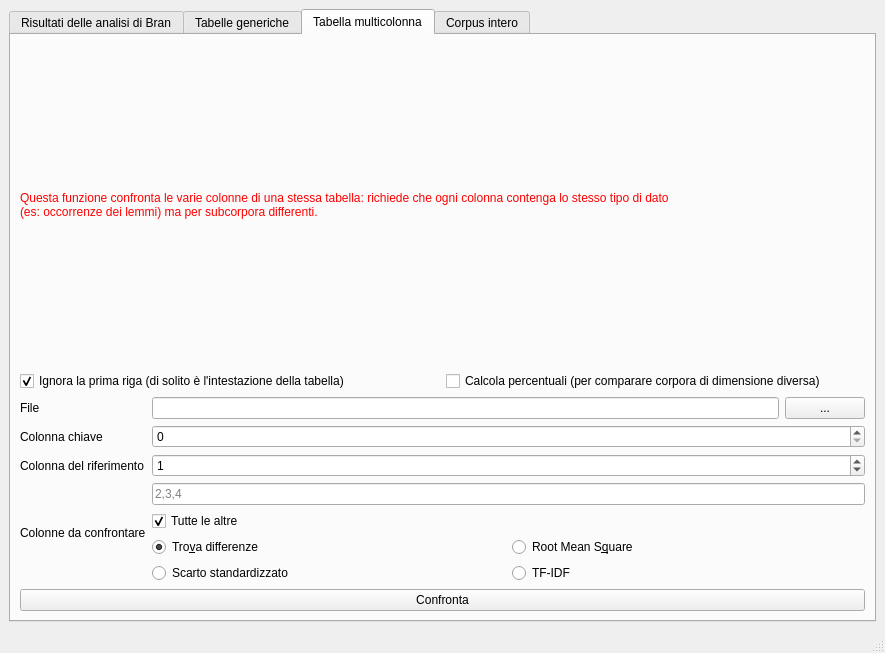
This is forms/confronto.ui in zorbaproject/Bran as Qt 5 draws it before an edit. The edited form follows.
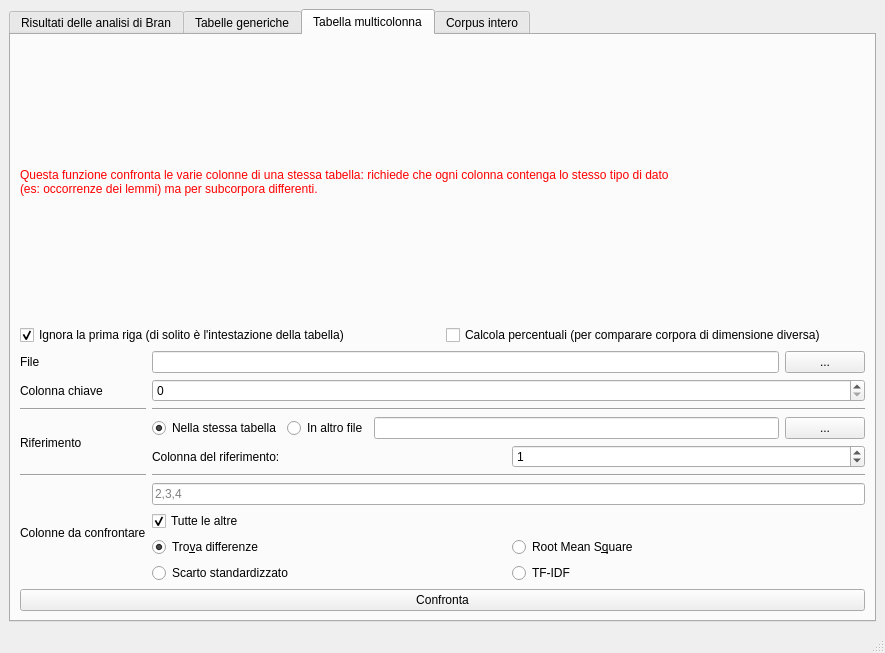
This is the edited form. The open tabs and pages were chosen to show the change.

Commit message: Altro riferimento in confronto multicolonna

Diff of the .ui file:
```diff
--- a/forms/confronto.ui
+++ b/forms/confronto.ui
@@ -466,6 +466,27 @@
          <layout class="QHBoxLayout" name="horizontalLayout_7">
           <item>
            <layout class="QGridLayout" name="gridLayout_7">
+            <item row="1" column="1">
+             <layout class="QHBoxLayout" name="horizontalLayout_10">
+              <item>
+               <widget class="QLineEdit" name="multi_filename"/>
+              </item>
+              <item>
+               <widget class="QPushButton" name="multi_filename_sel">
+                <property name="text">
+                 <string>...</string>
+                </property>
+               </widget>
+              </item>
+             </layout>
+            </item>
+            <item row="5" column="0">
+             <widget class="Line" name="line_2">
+              <property name="orientation">
+               <enum>Qt::Horizontal</enum>
+              </property>
+             </widget>
+            </item>
             <item row="1" column="0">
              <widget class="QLabel" name="label_13">
               <property name="text">
@@ -480,31 +501,24 @@
               </property>
              </widget>
             </item>
-            <item row="4" column="0">
+            <item row="6" column="0">
              <widget class="QLabel" name="label_11">
               <property name="text">
                <string>Colonne da confrontare</string>
               </property>
              </widget>
             </item>
-            <item row="3" column="0">
+            <item row="4" column="0">
              <widget class="QLabel" name="label_10">
               <property name="text">
-               <string>Colonna del riferimento</string>
+               <string>Riferimento</string>
               </property>
              </widget>
             </item>
             <item row="2" column="1">
              <widget class="QSpinBox" name="multiConfKey"/>
             </item>
-            <item row="3" column="1">
-             <widget class="QSpinBox" name="multiRifValue">
-              <property name="value">
-               <number>1</number>
-              </property>
-             </widget>
-            </item>
-            <item row="4" column="1">
+            <item row="6" column="1">
              <layout class="QVBoxLayout" name="verticalLayout_4">
               <item>
                <widget class="QLineEdit" name="multiConfValue">
@@ -530,6 +544,9 @@
                   <property name="text">
                    <string>TF-IDF</string>
                   </property>
+                  <attribute name="buttonGroup">
+                   <string notr="true">buttonGroup</string>
+                  </attribute>
                  </widget>
                 </item>
                 <item row="0" column="1">
@@ -537,6 +554,9 @@
                   <property name="text">
                    <string>Root Mean S&amp;quare</string>
                   </property>
+                  <attribute name="buttonGroup">
+                   <string notr="true">buttonGroup</string>
+                  </attribute>
                  </widget>
                 </item>
                 <item row="0" column="0">
@@ -547,6 +567,9 @@
                   <property name="checked">
                    <bool>true</bool>
                   </property>
+                  <attribute name="buttonGroup">
+                   <string notr="true">buttonGroup</string>
+                  </attribute>
                  </widget>
                 </item>
                 <item row="1" column="0">
@@ -554,26 +577,98 @@
                   <property name="text">
                    <string>Scarto standardizzato</string>
                   </property>
+                  <attribute name="buttonGroup">
+                   <string notr="true">buttonGroup</string>
+                  </attribute>
                  </widget>
                 </item>
                </layout>
               </item>
              </layout>
             </item>
-            <item row="1" column="1">
-             <layout class="QHBoxLayout" name="horizontalLayout_10">
+            <item row="4" column="1">
+             <layout class="QVBoxLayout" name="verticalLayout_11">
               <item>
-               <widget class="QLineEdit" name="multi_filename"/>
+               <layout class="QHBoxLayout" name="horizontalLayout_15">
+                <item>
+                 <widget class="QRadioButton" name="sametb_multi">
+                  <property name="text">
+                   <string>Nella stessa tabella</string>
+                  </property>
+                  <property name="checked">
+                   <bool>true</bool>
+                  </property>
+                  <attribute name="buttonGroup">
+                   <string notr="true">buttonGroup_2</string>
+                  </attribute>
+                 </widget>
+                </item>
+                <item>
+                 <layout class="QHBoxLayout" name="horizontalLayout_14"/>
+                </item>
+                <item>
+                 <widget class="QRadioButton" name="otherfile_multi">
+                  <property name="text">
+                   <string>In altro file</string>
+                  </property>
+                  <attribute name="buttonGroup">
+                   <string notr="true">buttonGroup_2</string>
+                  </attribute>
+                 </widget>
+                </item>
+                <item>
+                 <widget class="QLineEdit" name="rif_multi"/>
+                </item>
+                <item>
+                 <widget class="QPushButton" name="loadrif_multi">
+                  <property name="text">
+                   <string>...</string>
+                  </property>
+                 </widget>
+                </item>
+               </layout>
               </item>
               <item>
-               <widget class="QPushButton" name="multi_filename_sel">
-                <property name="text">
-                 <string>...</string>
-                </property>
-               </widget>
+               <layout class="QHBoxLayout" name="horizontalLayout_13">
+                <item>
+                 <widget class="QLabel" name="label_19">
+                  <property name="text">
+                   <string>Colonna del riferimento:</string>
+                  </property>
+                 </widget>
+                </item>
+                <item>
+                 <widget class="QSpinBox" name="multiRifValue">
+                  <property name="value">
+                   <number>1</number>
+                  </property>
+                 </widget>
+                </item>
+               </layout>
               </item>
              </layout>
             </item>
+            <item row="5" column="1">
+             <widget class="Line" name="line_3">
+              <property name="orientation">
+               <enum>Qt::Horizontal</enum>
+              </property>
+             </widget>
+            </item>
+            <item row="3" column="0">
+             <widget class="Line" name="line_4">
+              <property name="orientation">
+               <enum>Qt::Horizontal</enum>
+              </property>
+             </widget>
+            </item>
+            <item row="3" column="1">
+             <widget class="Line" name="line_5">
+              <property name="orientation">
+               <enum>Qt::Horizontal</enum>
+              </property>
+             </widget>
+            </item>
            </layout>
           </item>
          </layout>
```
Left out of the diff: 4 changed lines with no effect on the pictures. The commit also changes 1 other file.
